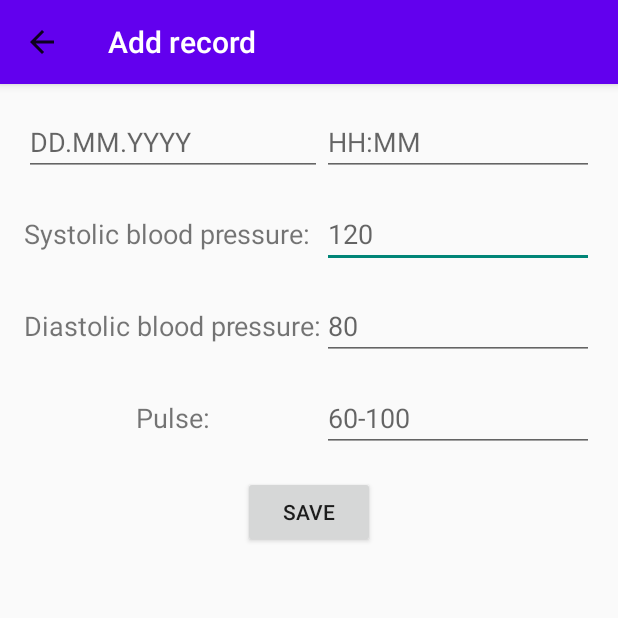
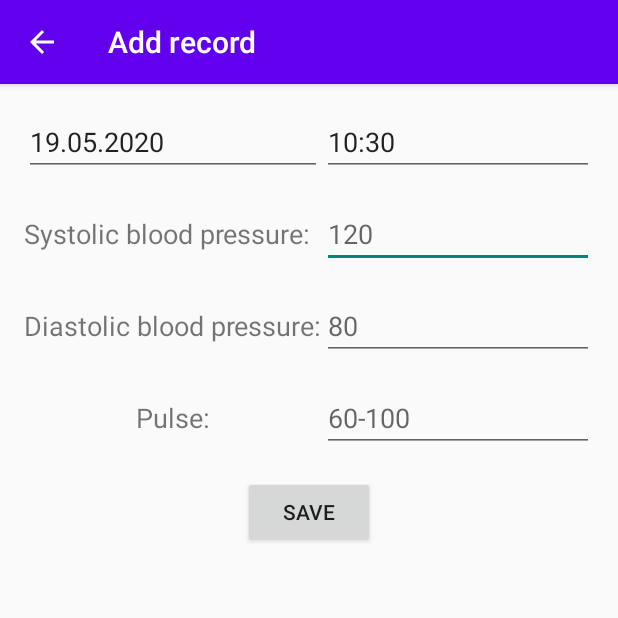
Before and after one commit to Tuu-Tikki/Diary, an Android app: the AddRecord screen opened directly, with no data from a screen before it, on a phone screen of 412 x 824 dp, the top half of it. Run offline under Robolectric (Android 15) with nearby library versions, the phone set to English and light mode, and no system bars; our stand-ins replace Room's generated code.

Commit message:
Change Toolbar style, so the arrow and ´text are white, add prefilling for date and time fields

```diff
--- a/app/src/main/java/com/example/diary/AddRecord.java
+++ b/app/src/main/java/com/example/diary/AddRecord.java
@@ -10,6 +10,9 @@ import android.os.Bundle;
 import android.view.View;
 import android.widget.Button;
 import android.widget.EditText;
+
+import java.text.SimpleDateFormat;
+import java.util.Calendar;
 
 import static com.example.diary.AppDatabase.MIGRATION_2_3;
 import static com.example.diary.AppDatabase.MIGRATION_3_4;
@@ -35,14 +38,24 @@ public class AddRecord extends AppCompatActivity {
                 .addMigrations(MIGRATION_3_4)
                 .build();
 
-        //save new data in database
+
         final Button button = findViewById(R.id.saveButton);
         final EditText systolicPressure = findViewById(R.id.addSystolicPressure);
         final EditText diastolicPressure = findViewById(R.id.addDiastolicPressure);
+
+        //prefill date and time fields
         final EditText date = findViewById(R.id.date);
         final EditText time = findViewById(R.id.time);
+        Calendar calendar = Calendar.getInstance();
+        SimpleDateFormat dateFormat = new SimpleDateFormat("dd.MM.yyyy");
+        date.setText(dateFormat.format(calendar.getTime()));
+        SimpleDateFormat timeFormat = new SimpleDateFormat("hh:mm");
+        time.setText(timeFormat.format(calendar.getTime()));
+
         final EditText pulse = findViewById(R.id.addPulse);
         final BloodPressureData record = new BloodPressureData();
+
+        //save new record in db
         button.setOnClickListener(new View.OnClickListener() {
             @Override
             public void onClick(View v) {
--- a/app/src/main/res/layout/activity_add_record.xml
+++ b/app/src/main/res/layout/activity_add_record.xml
@@ -12,13 +12,11 @@
         android:layout_height="?attr/actionBarSize"
         android:background="@color/colorPrimary"
         android:elevation="4dp"
-        android:theme="@style/ThemeOverlay.AppCompat.ActionBar"
+        android:theme="@style/ThemeOverlay.AppCompat.Dark.ActionBar"
         app:layout_constraintEnd_toEndOf="parent"
         app:layout_constraintStart_toStartOf="parent"
         app:layout_constraintTop_toTopOf="parent"
-        app:popupTheme="@style/ThemeOverlay.AppCompat.Light"
-        app:subtitleTextColor="@android:color/background_light"
-        app:titleTextColor="@android:color/background_light" />
+        app:popupTheme="@style/ThemeOverlay.AppCompat.Light" />
 
     <TextView
         android:id="@+id/systolicPressure"
--- a/app/src/main/res/layout/activity_main.xml
+++ b/app/src/main/res/layout/activity_main.xml
@@ -13,12 +13,10 @@
         android:layout_height="?attr/actionBarSize"
         android:background="@color/colorPrimary"
         android:elevation="4dp"
-        android:theme="@style/ThemeOverlay.AppCompat.ActionBar"
+        android:theme="@style/ThemeOverlay.AppCompat.Dark.ActionBar"
         app:layout_constraintEnd_toEndOf="parent"
         app:layout_constraintStart_toStartOf="parent"
-        app:layout_constraintTop_toTopOf="parent"
-        app:popupTheme="@style/ThemeOverlay.AppCompat.Light"
-        app:titleTextColor="@android:color/background_light" />
+        app:layout_constraintTop_toTopOf="parent" />
 
     <Button
         android:id="@+id/addButton"
```
